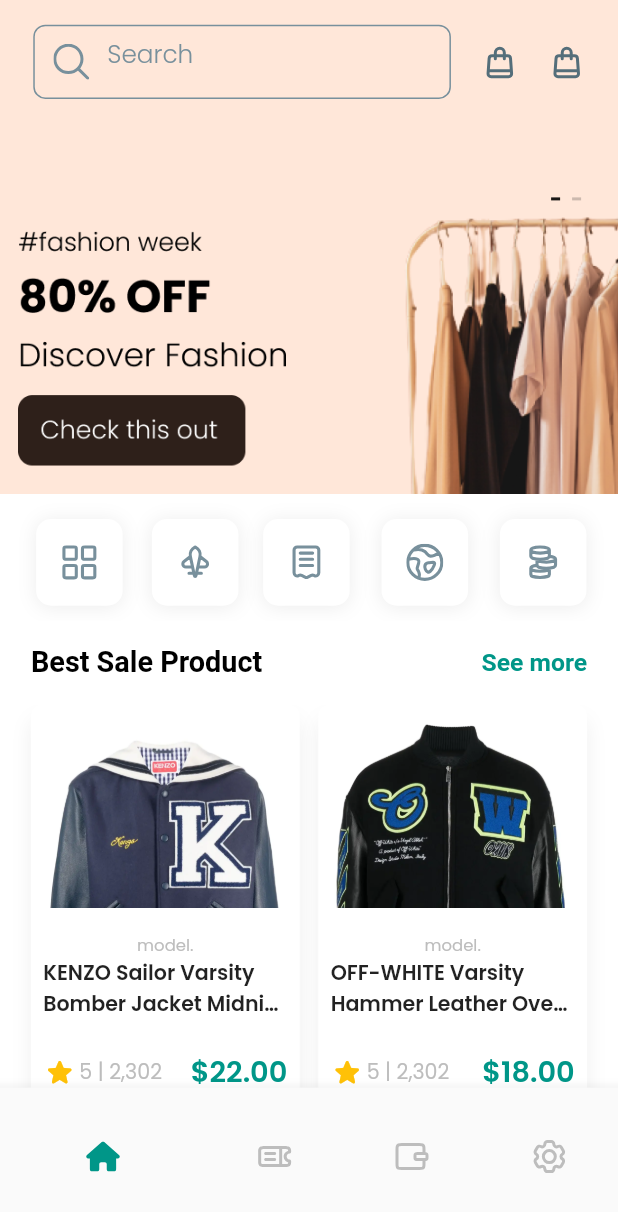
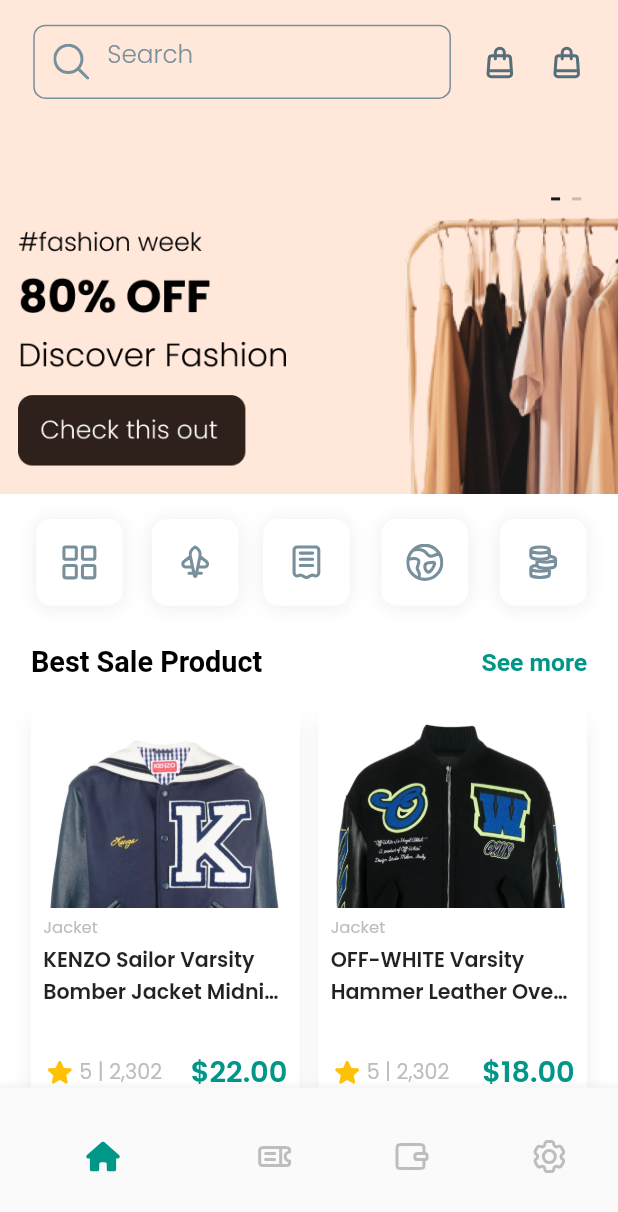
Before and after one commit to SolomonAbuh/E-Commerce-UI-Animation, a Flutter app: the screen it shows after launch, on a phone screen of 412 x 824 dp. Shown: the top 1212 px of the screen. Run offline on Flutter 3.47's test engine with Material 2 defaults, Android fonts, the phone set to English and light mode, and no system bars; drawn by our look-alikes of carousel_slider, flutter_animate; our stand-ins replace flutter_svg, google_fonts, sizer.

Commit message:
update on product_card.dart 🛠

```diff
--- a/lib/widgets/product_card.dart
+++ b/lib/widgets/product_card.dart
@@ -36,19 +36,26 @@ class ProductCard extends StatelessWidget {
                     top: 0,
                     left: 0,
                     right: 0,
-                    child: Image.asset(
-                      model.images[0],
-                      fit: BoxFit.cover,
+                    child: Hero(
+                      tag: 'product_image',
+                      child: Image.asset(
+                        model.images[0],
+                        fit: BoxFit.cover,
+                      ),
                     ),
                   ),
                 ],
               ),
             ),
-            spaceV(2.h),
-            Text(
-              'model.',
-              style: TextStyle(fontSize: 8.sp, color: Colors.grey.shade400),
+            spaceV(0.5.h),
+            Align(
+              alignment: Alignment.centerLeft,
+              child: Text(
+                model.productCategory,
+                style: TextStyle(fontSize: 8.sp, color: Colors.grey.shade400),
+              ),
             ),
+            spaceV(0.5.h),
             Text(
               model.name,
               maxLines: 2,
```
Also changed, not shown: lib/pages/product_details.screen.dart (added, +28 -0 lines).
